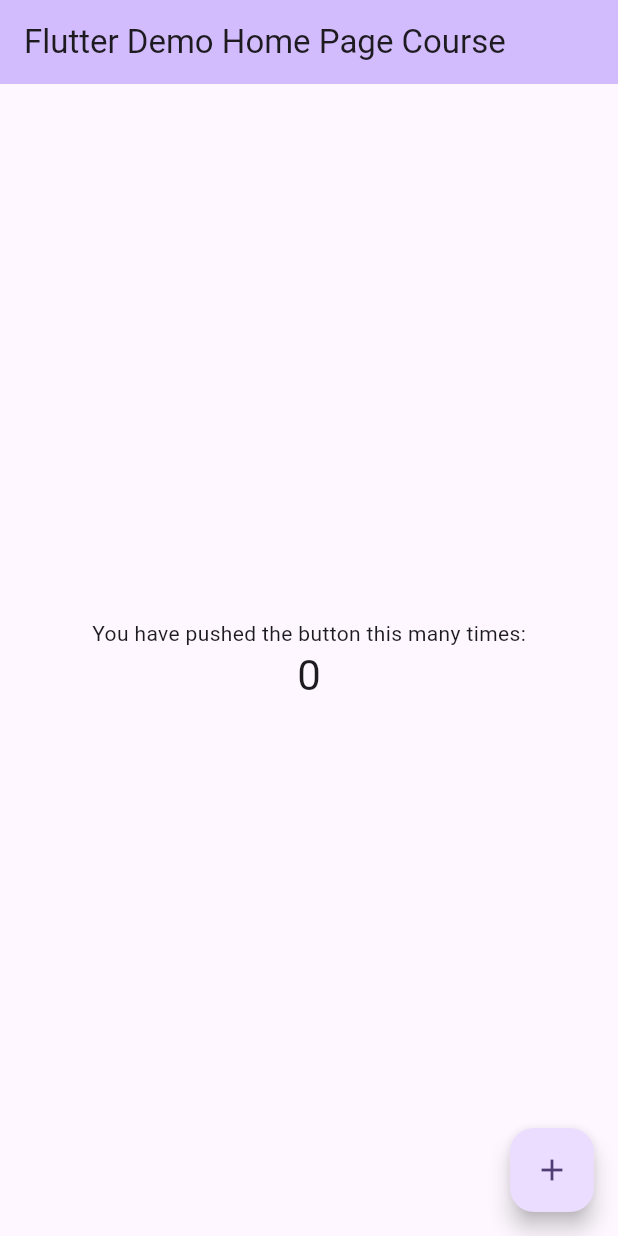
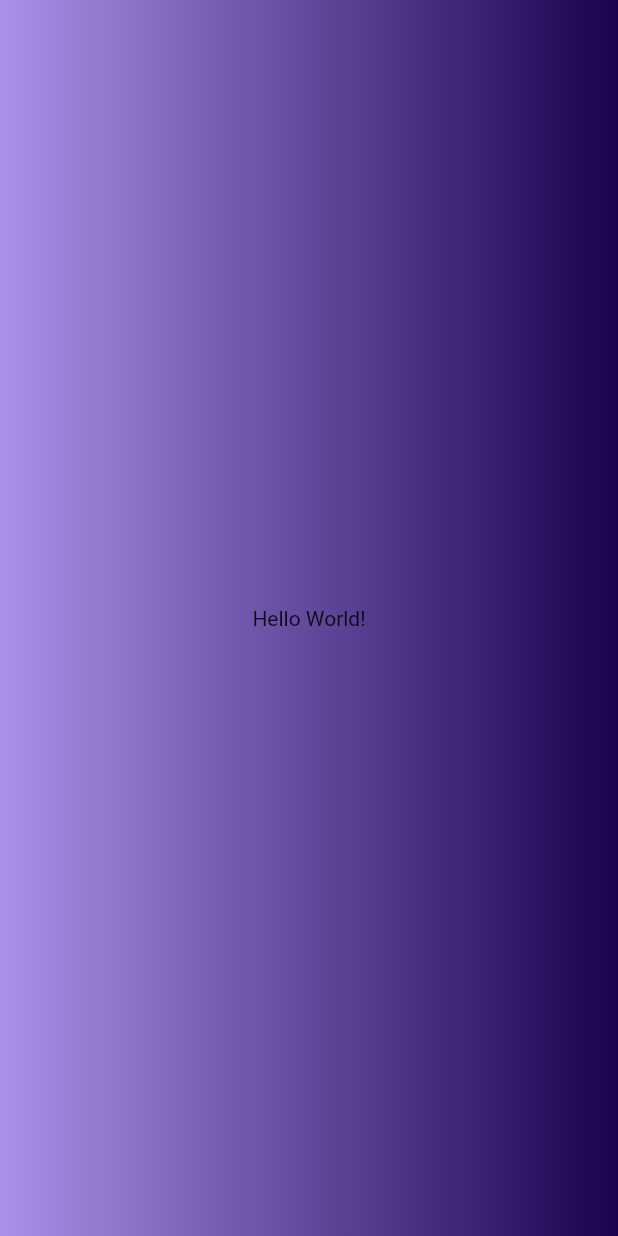
Before and after one commit to moreza66/flutterapp, a Flutter app: the screen it shows after launch, on a phone screen of 412 x 824 dp. Run offline on Flutter 3.47's test engine with Material 2 defaults, Android fonts, the phone set to English and light mode, and no system bars.

Commit message:
worked with colors

```diff
--- a/first_app/lib/main.dart
+++ b/first_app/lib/main.dart
@@ -1,125 +1,23 @@
 import 'package:flutter/material.dart';
 
 void main() {
-  runApp(const MyApp());
-}
-
-class MyApp extends StatelessWidget {
-  const MyApp({super.key});
-
-  // This widget is the root of your application.
-  @override
-  Widget build(BuildContext context) {
-    return MaterialApp(
-      title: 'Flutter Demo',
-      theme: ThemeData(
-        // This is the theme of your application.
-        //
-        // TRY THIS: Try running your application with "flutter run". You'll see
-        // the application has a blue toolbar. Then, without quitting the app,
-        // try changing the seedColor in the colorScheme below to Colors.green
-        // and then invoke "hot reload" (save your changes or press the "hot
-        // reload" button in a Flutter-supported IDE, or press "r" if you used
-        // the command line to start the app).
-        //
-        // Notice that the counter didn't reset back to zero; the application
-        // state is not lost during the reload. To reset the state, use hot
-        // restart instead.
-        //
-        // This works for code too, not just values: Most code changes can be
-        // tested with just a hot reload.
-        colorScheme: ColorScheme.fromSeed(seedColor: Colors.deepPurple),
-        useMaterial3: true,
-      ),
-      home: const MyHomePage(title: 'Flutter Demo Home Page Course'),
-    );
-  }
-}
-
-class MyHomePage extends StatefulWidget {
-  const MyHomePage({super.key, required this.title});
-
-  // This widget is the home page of your application. It is stateful, meaning
-  // that it has a State object (defined below) that contains fields that affect
-  // how it looks.
-
-  // This class is the configuration for the state. It holds the values (in this
-  // case the title) provided by the parent (in this case the App widget) and
-  // used by the build method of the State. Fields in a Widget subclass are
-  // always marked "final".
-
-  final String title;
-
-  @override
-  State<MyHomePage> createState() => _MyHomePageState();
-}
-
-class _MyHomePageState extends State<MyHomePage> {
-  int _counter = 0;
-
-  void _incrementCounter() {
-    setState(() {
-      // This call to setState tells the Flutter framework that something has
-      // changed in this State, which causes it to rerun the build method below
-      // so that the display can reflect the updated values. If we changed
-      // _counter without calling setState(), then the build method would not be
-      // called again, and so nothing would appear to happen.
-      _counter++;
-    });
-  }
-
-  @override
-  Widget build(BuildContext context) {
-    // This method is rerun every time setState is called, for instance as done
-    // by the _incrementCounter method above.
-    //
-    // The Flutter framework has been optimized to make rerunning build methods
-    // fast, so that you can just rebuild anything that needs updating rather
-    // than having to individually change instances of widgets.
-    return Scaffold(
-      appBar: AppBar(
-        // TRY THIS: Try changing the color here to a specific color (to
-        // Colors.amber, perhaps?) and trigger a hot reload to see the AppBar
-        // change color while the other colors stay the same.
-        backgroundColor: Theme.of(context).colorScheme.inversePrimary,
-        // Here we take the value from the MyHomePage object that was created by
-        // the App.build method, and use it to set our appbar title.
-        title: Text(widget.title),
-      ),
-      body: Center(
-        // Center is a layout widget. It takes a single child and positions it
-        // in the middle of the parent.
-        child: Column(
-          // Column is also a layout widget. It takes a list of children and
-          // arranges them vertically. By default, it sizes itself to fit its
-          // children horizontally, and tries to be as tall as its parent.
-          //
-          // Column has various properties to control how it sizes itself and
-          // how it positions its children. Here we use mainAxisAlignment to
-          // center the children vertically; the main axis here is the vertical
-          // axis because Columns are vertical (the cross axis would be
-          // horizontal).
-          //
-          // TRY THIS: Invoke "debug painting" (choose the "Toggle Debug Paint"
-          // action in the IDE, or press "p" in the console), to see the
-          // wireframe for each widget.
-          mainAxisAlignment: MainAxisAlignment.center,
-          children: <Widget>[
-            const Text(
-              'You have pushed the button this many times:',
+  runApp(
+    MaterialApp(
+      home: Scaffold(
+        body: Container(
+          decoration: const BoxDecoration(
+            gradient: LinearGradient(
+              colors: [
+                Color.fromARGB(255, 171, 144, 233),
+                Color.fromARGB(255, 26, 2, 80),
+              ],
             ),
-            Text(
-              '$_counter',
-              style: Theme.of(context).textTheme.headlineMedium,
-            ),
-          ],
+          ),
+          child: const Center(
+            child: Text('Hello World!'),
+          ),
         ),
       ),
-      floatingActionButton: FloatingActionButton(
-        onPressed: _incrementCounter,
-        tooltip: 'Increment',
-        child: const Icon(Icons.add),
-      ), // This trailing comma makes auto-formatting nicer for build methods.
-    );
-  }
+    ),
+  );
 }
```
